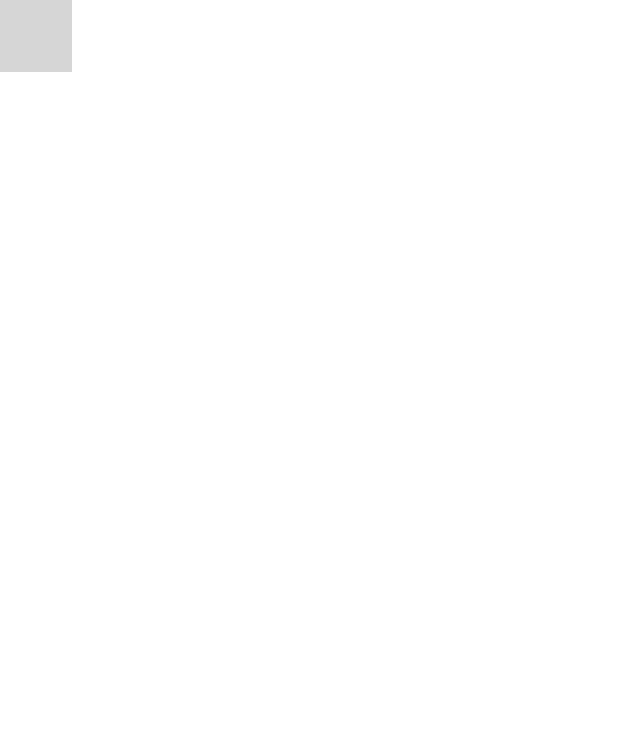
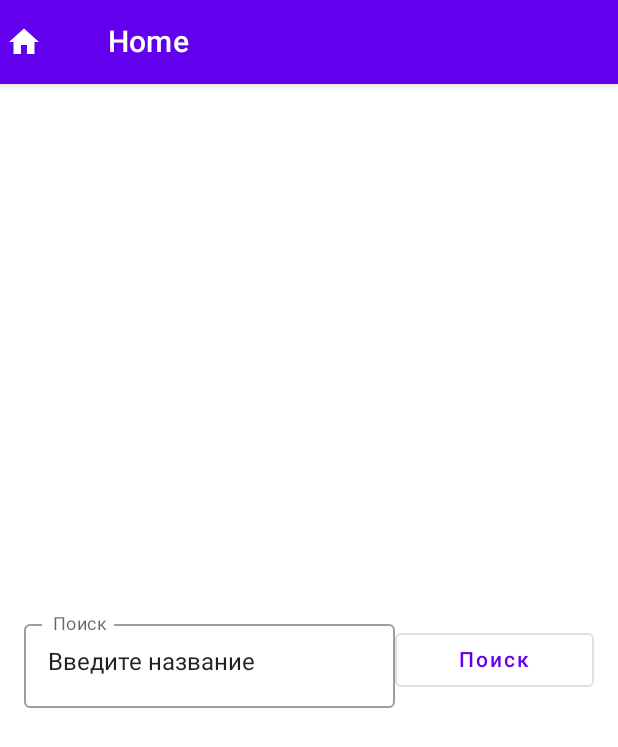
Before and after one commit to zdezak/getInfoAboutAlbums, an Android app built with Jetpack Compose: the screen it shows after launch (MainActivity), on a phone screen of 412 x 824 dp. Shown: the top 747 px of the screen. Run offline under Robolectric (Android 15) with nearby library versions, the phone set to English and light mode, and no system bars; grey boxes are pictures that could not be loaded.

Commit message:
add Screens and navigation

```diff
--- a/app/build.gradle
+++ b/app/build.gradle
@@ -56,6 +56,7 @@ dependencies {
     implementation "androidx.compose.ui:ui:$compose_version"
     implementation "androidx.compose.material:material:$compose_version"
     implementation "androidx.compose.ui:ui-tooling-preview:$compose_version"
+    implementation "androidx.navigation:navigation-compose:2.4.0-beta02"
     implementation 'androidx.lifecycle:lifecycle-runtime-ktx:2.4.0'
     implementation 'androidx.activity:activity-compose:1.4.0'
     testImplementation 'junit:junit:4.+'
--- a/app/src/main/java/com/zdez/getinfoaboutalbums/MainActivity.kt
+++ b/app/src/main/java/com/zdez/getinfoaboutalbums/MainActivity.kt
@@ -3,6 +3,7 @@ package com.zdez.getinfoaboutalbums
 import android.os.Bundle
 import androidx.activity.ComponentActivity
 import androidx.activity.compose.setContent
+import androidx.compose.foundation.ExperimentalFoundationApi
 import androidx.compose.material.MaterialTheme
 import androidx.compose.material.Surface
 import androidx.compose.material.Text
@@ -11,6 +12,7 @@ import androidx.compose.ui.tooling.preview.Preview
 import com.zdez.getinfoaboutalbums.ui.theme.GetInfoAboutAlbumsTheme
 
 class MainActivity : ComponentActivity() {
+    @ExperimentalFoundationApi
     override fun onCreate(savedInstanceState: Bundle?) {
         super.onCreate(savedInstanceState)
         setContent {
@@ -25,6 +27,7 @@ class MainActivity : ComponentActivity() {
 }
 
 
+@ExperimentalFoundationApi
 @Preview(showBackground = true)
 @Composable
 fun DefaultPreview() {
--- /dev/null
+++ b/app/src/main/java/com/zdez/getinfoaboutalbums/MainScreen.kt
@@ -0,0 +1,38 @@
+package com.zdez.getinfoaboutalbums
+
+import androidx.compose.foundation.ExperimentalFoundationApi
+import androidx.compose.runtime.Composable
+import androidx.navigation.NavType
+import androidx.navigation.compose.NavHost
+import androidx.navigation.compose.composable
+import androidx.navigation.compose.rememberNavController
+import androidx.navigation.navArgument
+import com.zdez.getinfoaboutalbums.navigation.Screen
+import com.zdez.getinfoaboutalbums.screen.AlbumsScreen
+import com.zdez.getinfoaboutalbums.screen.HomeScreen
+import com.zdez.getinfoaboutalbums.screen.ListScreen
+
+@ExperimentalFoundationApi
+@Composable
+fun MainScreen(){
+    val navController = rememberNavController()
+    NavHost(navController = navController, startDestination = Screen.HomeScreen.route){
+        composable(Screen.HomeScreen.route) { HomeScreen(navController = navController) }
+        composable(Screen.ListScreen.route+ "/{artistName}", arguments = listOf(
+            navArgument("artistName"){
+                type = NavType.StringType
+                defaultValue = "amatory"
+            }
+        )) { entry->
+            ListScreen(artistName = entry.arguments!!.getString("artistName")!!, navController = navController)
+        }
+        composable(Screen.AlbumsScreen.route+"/{artistName}", arguments = listOf(
+            navArgument("artistName"){
+                type = NavType.StringType
+                defaultValue = "amatory"
+            }
+        )) { entry->
+            AlbumsScreen(artistName = entry.arguments!!.getString("artistName")!!,
+                navController = navController) }
+    }
+}
--- /dev/null
+++ b/app/src/main/java/com/zdez/getinfoaboutalbums/navigation/Screen.kt
@@ -0,0 +1,7 @@
+package com.zdez.getinfoaboutalbums.navigation
+
+sealed class Screen(val route: String) {
+    object HomeScreen : Screen("home_screen")
+    object ListScreen : Screen("list_screen")
+    object AlbumsScreen : Screen("albums_screen")
+}
--- /dev/null
+++ b/app/src/main/java/com/zdez/getinfoaboutalbums/screen/HomeScreen.kt
@@ -0,0 +1,47 @@
+package com.zdez.getinfoaboutalbums.screen
+
+import androidx.compose.foundation.layout.*
+import androidx.compose.material.*
+import androidx.compose.material.icons.Icons
+import androidx.compose.material.icons.filled.Home
+import androidx.compose.runtime.*
+import androidx.compose.ui.Alignment
+import androidx.compose.ui.Modifier
+import androidx.compose.ui.unit.dp
+import androidx.navigation.NavController
+import com.zdez.getinfoaboutalbums.navigation.Screen
+
+@Composable
+fun HomeScreen(navController: NavController){
+    Scaffold(topBar = {
+        TopAppBar(title = { Text(text = "Home") },
+            navigationIcon = {
+                Icon(Icons.Filled.Home, contentDescription = "Home menu")
+            }
+        )
+    }
+    ) {
+        var text by remember { mutableStateOf("Введите название") }
+        Column(verticalArrangement = Arrangement.Center,
+            modifier = Modifier
+                .fillMaxHeight()
+        ) {
+            Row(verticalAlignment = Alignment.CenterVertically, modifier = Modifier.padding(16.dp)) {
+                OutlinedTextField(
+                    value = text,
+                    onValueChange = { text = it },
+                    label = { Text(text = " Поиск") },
+                    modifier = Modifier.fillMaxWidth(0.65f)
+                )
+                Spacer(modifier = Modifier.height(6.dp))
+                OutlinedButton(onClick = {
+                    navController.navigate(Screen.ListScreen.route+"/"+text)
+                },
+                    modifier = Modifier.fillMaxWidth()
+                ) {
+                    Text(text = "Поиск")
+                }
+            }
+        }
+    }
+}
```
Also changed, not shown: app/src/main/java/com/zdez/getinfoaboutalbums/screen/AlbumsScreen.kt (added, +38 -0 lines), app/src/main/java/com/zdez/getinfoaboutalbums/screen/ListScreen.kt (added, +71 -0 lines).
